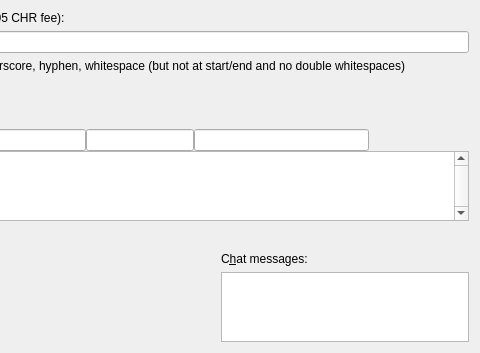
The window that src/qt/forms/managenamespage.ui (chronokings/huntercoin) describes before a commit, drawn with Qt 5; both pictures show x 209 to 689 and y 0 to 353 of the 689 by 353 pixel window.
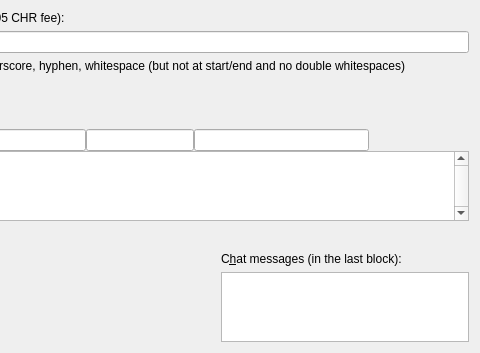
The same window after the commit. Icons and pictures are not drawn. Custom widgets are drawn as their Qt base class.

Patch:
```diff
--- a/src/qt/forms/managenamespage.ui
+++ b/src/qt/forms/managenamespage.ui
@@ -337,7 +337,7 @@
             </sizepolicy>
            </property>
            <property name="text">
-            <string>C&amp;hat messages:</string>
+            <string>C&amp;hat messages (in the last block):</string>
            </property>
            <property name="alignment">
             <set>Qt::AlignLeading|Qt::AlignLeft|Qt::AlignVCenter</set>
```
